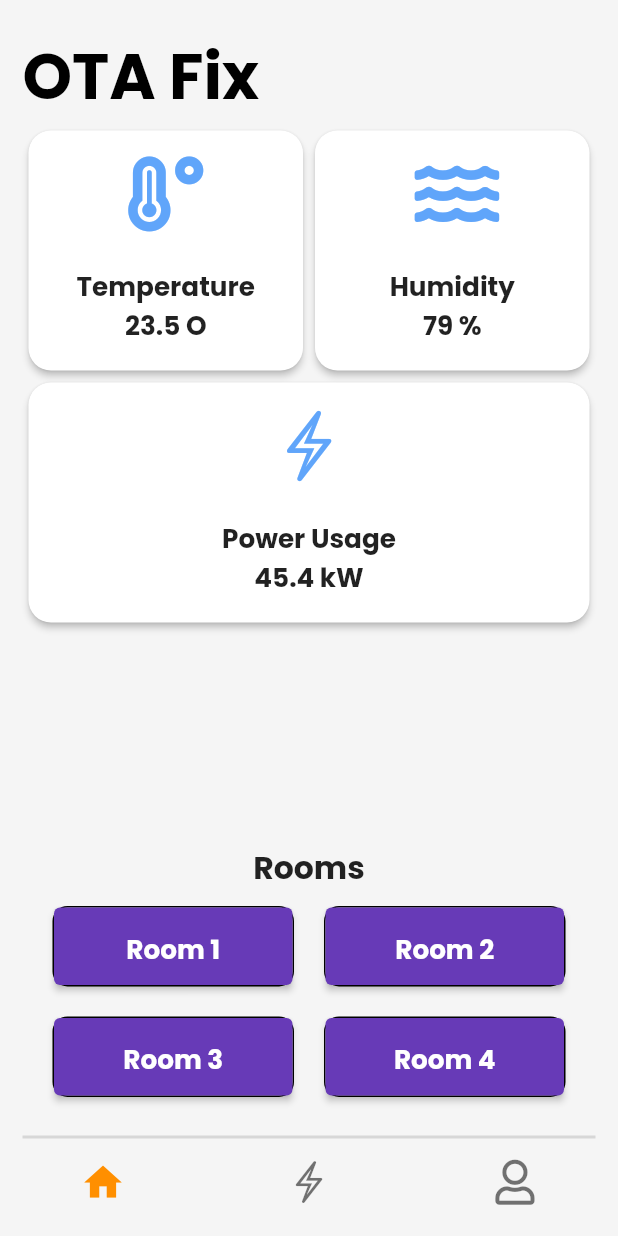
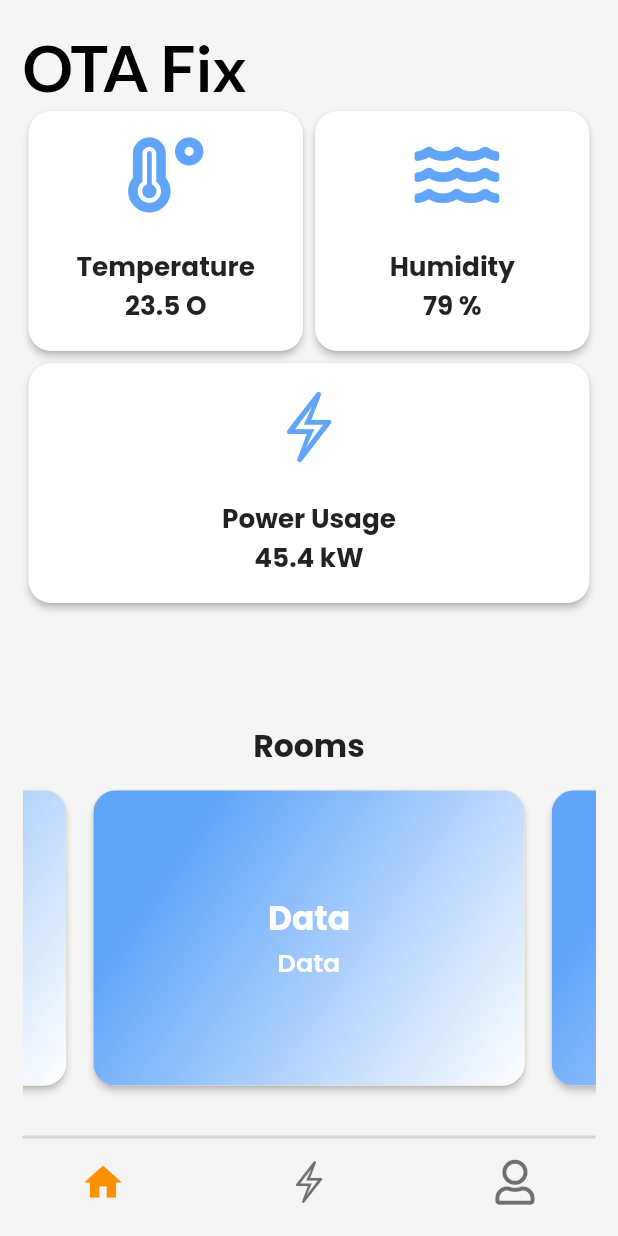
Before and after one commit to ayyysh04/ota_fix, a Flutter app: the screen it shows after launch, on a phone screen of 412 x 824 dp. Run offline on Flutter 3.47's test engine with Material 2 defaults, Android fonts, the phone set to English and light mode, and no system bars; drawn by our look-alikes of carousel_slider, velocity_x; our stand-ins replace dotted_border, easy_splash_screen, font_awesome_flutter, google_fonts, permission_handler, websafe_svg; missing offline and left inert: network_info_plus.

Commit message:
Added room slider

```diff
--- a/lib/Pages/home_page.dart
+++ b/lib/Pages/home_page.dart
@@ -1,6 +1,9 @@
+import 'package:carousel_slider/carousel_controller.dart';
+import 'package:carousel_slider/carousel_slider.dart';
 import 'package:flutter/cupertino.dart';
 import 'package:flutter/material.dart';
 import 'package:font_awesome_flutter/font_awesome_flutter.dart';
+import 'package:google_fonts/google_fonts.dart';
 import 'package:ota_fix/core/store.dart';
 import 'package:velocity_x/velocity_x.dart';
 
@@ -32,27 +35,40 @@ class _HomePageState extends State<HomePage> {
     // VxState.watch(context, on: [OnItemTapped]);
     return Scaffold(
       body: Container(
+        child: Flex(
+          direction: Axis.vertical,
+          // mainAxisAlignment: MainAxisAlignment.spaceBetween,
+          children: [
+            Expanded(
+              flex: 5,
               child: Column(
-          mainAxisAlignment: MainAxisAlignment.spaceBetween,
-          children: [
-            Column(
                 crossAxisAlignment: CrossAxisAlignment.start,
                 children: [
-                "OTA Fix".text.xl5.color(Vx.black).bold.make(),
+                  "OTA Fix"
+                      .text
+                      .xl5
+                      .color(Vx.black)
+                      .fontFamily(GoogleFonts.lato().fontFamily!)
+                      .bold
+                      .make(),
                   _uppperCardWidgets(),
                 ],
               ),
-            Column(
+            ),
+            Expanded(
+              flex: 3,
+              child: Column(
                 children: [
                   "Rooms".text.xl2.bold.make(),
                   5.heightBox,
-                _roomGridBuilder(context),
+                  RoomSliderWidget(),
+                ],
+              ),
+            ),
             Divider(
               thickness: 2,
               height: 0,
             )
-              ],
-            ),
           ],
         ),
       ).pOnly(top: 20, left: 15, right: 15, bottom: 0),
@@ -84,39 +100,6 @@ class _HomePageState extends State<HomePage> {
             label: "User profile",
           ),
         ],
-      ),
-    );
-  }
-
-  Container _roomGridBuilder(BuildContext context) {
-    return Container(
-      height: 160,
-      child: GridView.builder(
-        physics: BouncingScrollPhysics(),
-        padding: EdgeInsets.symmetric(horizontal: 20, vertical: 5),
-        itemCount: 4,
-        gridDelegate: SliverGridDelegateWithFixedCrossAxisCount(
-          crossAxisCount:
-              MediaQuery.of(context).orientation == Orientation.landscape
-                  ? 3
-                  : 2,
-          crossAxisSpacing: 20,
-          mainAxisSpacing: 20,
-          childAspectRatio: (3 / 1),
-        ),
-        itemBuilder: (
-          context,
-          index,
-        ) {
-          return Container(
-            decoration: BoxDecoration(
-                border: Border.all(),
-                borderRadius: BorderRadius.all(Radius.circular(10))),
-            child: ElevatedButton(
-                onPressed: () {},
-                child: "Room ${index + 1}".text.xl.bold.make()),
-          );
-        },
       ),
     );
   }
@@ -207,3 +190,77 @@ class _HomePageState extends State<HomePage> {
     );
   }
 }
+
+class RoomSliderWidget extends StatefulWidget {
+  @override
+  State<RoomSliderWidget> createState() => _RoomSliderWidgetState();
+}
+
+class _RoomSliderWidgetState extends State<RoomSliderWidget> {
+  int _currentSliderIndex = 0;
+
+  @override
+  Widget build(BuildContext context) {
+    return CarouselSlider.builder(
+      options: CarouselOptions(
+        // height: 200.0,
+
+        autoPlay: false,
+        autoPlayInterval: Duration(seconds: 3),
+        autoPlayAnimationDuration: Duration(milliseconds: 800),
+        autoPlayCurve: Curves.fastOutSlowIn,
+        pauseAutoPlayOnTouch: true,
+        // aspectRatio: 2 / 1.2,
+        onPageChanged: (index, reason) {
+          setState(() {
+            _currentSliderIndex = index;
+          });
+        },
+      ),
+      itemBuilder: (BuildContext context, int index, int realIndex) {
+        return Container(
+          padding: EdgeInsets.fromLTRB(5, 5, 5, 5),
+          width: MediaQuery.of(context).size.width,
+          child: Card(
+            clipBehavior: Clip.antiAlias,
+            // margin: EdgeInsets.all(10),
+            shape: RoundedRectangleBorder(
+                borderRadius: BorderRadius.all(Radius.circular(15))),
+            color: Vx.amber100,
+            child: Container(
+              decoration: BoxDecoration(
+                gradient: LinearGradient(
+                    begin: Alignment.topLeft,
+                    end: Alignment.bottomRight,
+                    stops: [
+                      0.2,
+                      1
+                    ],
+                    colors: [
+                      Vx.blue400,
+                      Vx.white,
+                    ]),
+              ),
+              child: Column(
+                mainAxisAlignment: MainAxisAlignment.center,
+                children: <Widget>[
+                  Text("Data",
+                      style: TextStyle(
+                          color: Colors.white,
+                          fontSize: 22.0,
+                          fontWeight: FontWeight.bold)),
+                  Text("Data",
+                      style: TextStyle(
+                          color: Colors.white,
+                          fontSize: 17.0,
+                          fontWeight: FontWeight.w600)),
+                ],
+              ),
+            ),
+          ),
+        );
+      },
+      itemCount: 2,
+    );
+  }
+}
```
Lines whose indentation alone changed are shown as unchanged.
